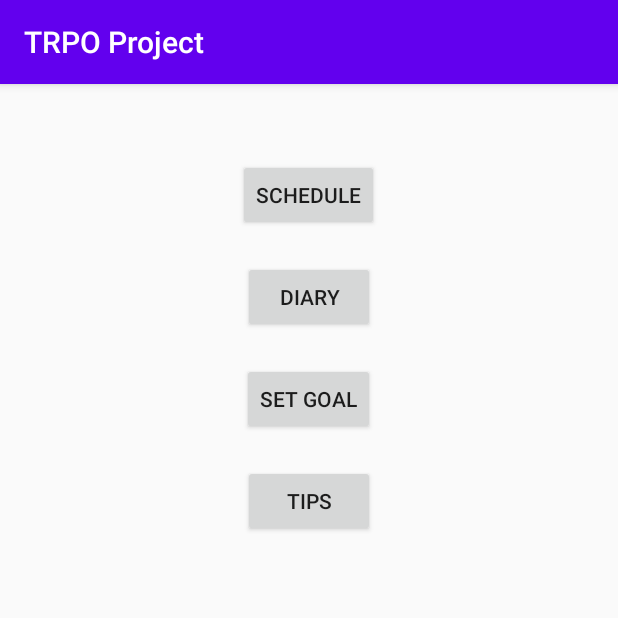
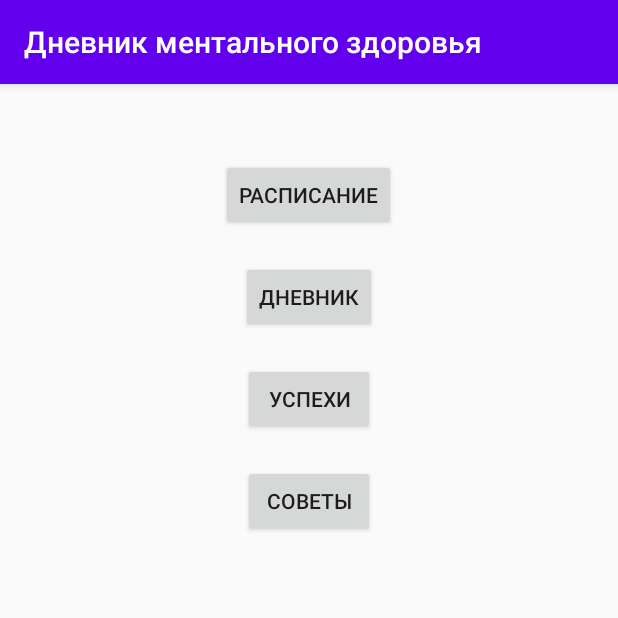
Before and after one commit to FelixWinchester/_MentalHealth, an Android app built with Jetpack Compose: the screen it shows after launch (MainActivity), on a phone screen of 412 x 824 dp, the top half of it. Run offline under Robolectric (Android 15) with nearby library versions, the phone set to English and light mode, and no system bars.

Commit message:
Russian Loc

```diff
--- a/TRPO_proj/app/src/main/res/layout/activity_diary.xml
+++ b/TRPO_proj/app/src/main/res/layout/activity_diary.xml
@@ -6,6 +6,6 @@
     <TextView
         android:layout_width="wrap_content"
         android:layout_height="wrap_content"
-        android:text="Diary Page"
+        android:text="Страница дневника"
         android:layout_centerInParent="true"/>
 </RelativeLayout>
--- a/TRPO_proj/app/src/main/res/layout/activity_main.xml
+++ b/TRPO_proj/app/src/main/res/layout/activity_main.xml
@@ -7,7 +7,7 @@
         android:id="@+id/btnSchedule"
         android:layout_width="wrap_content"
         android:layout_height="wrap_content"
-        android:text="Schedule"
+        android:text="Расписание"
         android:layout_centerHorizontal="true"
         android:layout_marginTop="50dp" />
 
@@ -15,7 +15,7 @@
         android:id="@+id/btnDiary"
         android:layout_width="wrap_content"
         android:layout_height="wrap_content"
-        android:text="Diary"
+        android:text="Дневник"
         android:layout_below="@id/btnSchedule"
         android:layout_centerHorizontal="true"
         android:layout_marginTop="20dp" />
@@ -24,7 +24,7 @@
         android:id="@+id/btnSetGoal"
         android:layout_width="wrap_content"
         android:layout_height="wrap_content"
-        android:text="Set Goal"
+        android:text="Успехи"
         android:layout_below="@id/btnDiary"
         android:layout_centerHorizontal="true"
         android:layout_marginTop="20dp" />
@@ -33,7 +33,7 @@
         android:id="@+id/btnTips"
         android:layout_width="wrap_content"
         android:layout_height="wrap_content"
-        android:text="Tips"
+        android:text="Советы"
         android:layout_below="@id/btnSetGoal"
         android:layout_centerHorizontal="true"
         android:layout_marginTop="20dp" />
--- a/TRPO_proj/app/src/main/res/layout/activity_schedule.xml
+++ b/TRPO_proj/app/src/main/res/layout/activity_schedule.xml
@@ -6,6 +6,6 @@
     <TextView
         android:layout_width="wrap_content"
         android:layout_height="wrap_content"
-        android:text="Schedule Page"
+        android:text="Страница расписания"
         android:layout_centerInParent="true"/>
 </RelativeLayout>
--- a/TRPO_proj/app/src/main/res/layout/activity_set_goal.xml
+++ b/TRPO_proj/app/src/main/res/layout/activity_set_goal.xml
@@ -6,6 +6,6 @@
     <TextView
         android:layout_width="wrap_content"
         android:layout_height="wrap_content"
-        android:text="Set Goal Page"
+        android:text="Страница успехов"
         android:layout_centerInParent="true"/>
 </RelativeLayout>
--- a/TRPO_proj/app/src/main/res/layout/activity_tips.xml
+++ b/TRPO_proj/app/src/main/res/layout/activity_tips.xml
@@ -6,6 +6,6 @@
     <TextView
         android:layout_width="wrap_content"
         android:layout_height="wrap_content"
-        android:text="Tips Page"
+        android:text="Страница советов"
         android:layout_centerInParent="true"/>
 </RelativeLayout>
```
Also changed, not shown: TRPO_proj/app/src/main/res/values/strings.xml (+5 -5 lines), 1 other file.
